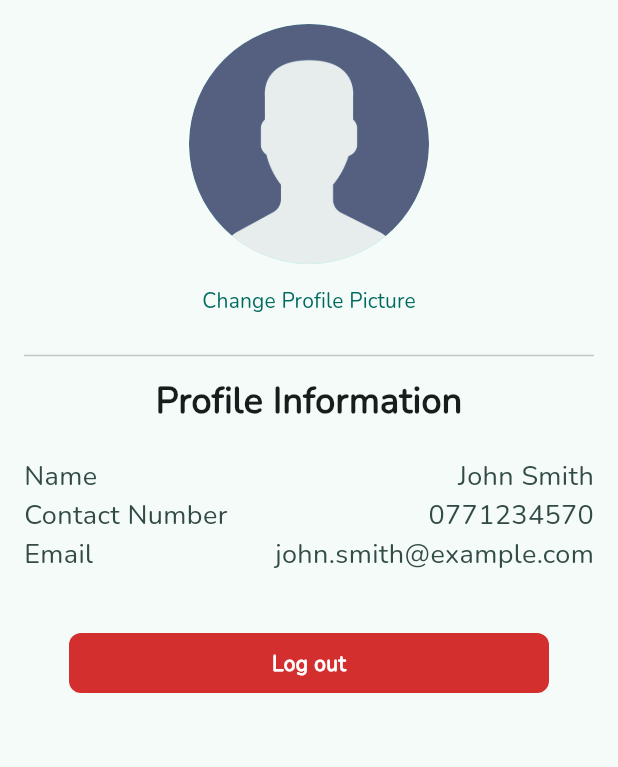
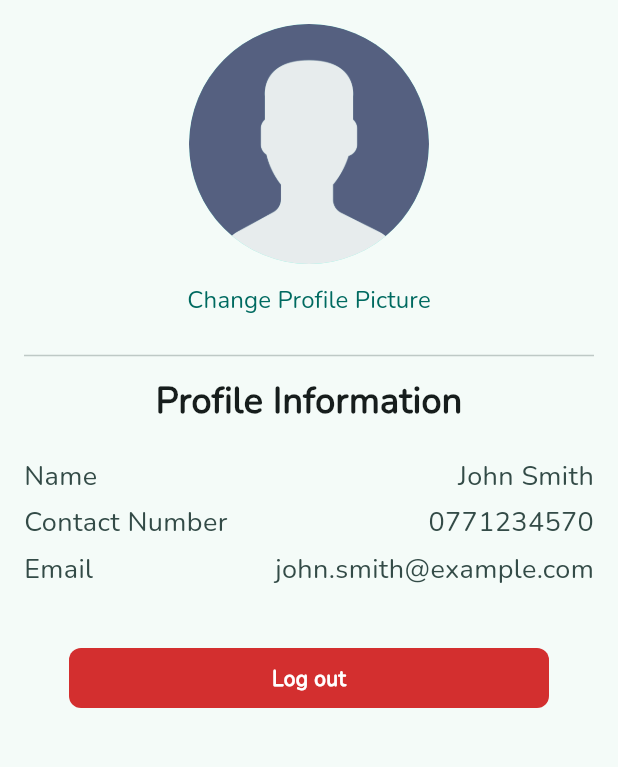
Before and after one commit to Gimhanfdo/ProGear-Mobile-App, a Flutter app: the ProfilePage screen opened directly, on a phone screen of 412 x 824 dp, the part 84-851 px from its top. Run offline on Flutter 3.47's test engine with Material 3 defaults, Android fonts, the phone set to English and light mode, and no system bars; our stand-ins replace cached_network_image.

Commit message:
update layout

```diff
--- a/lib/screens/profile.dart
+++ b/lib/screens/profile.dart
@@ -55,7 +55,7 @@ class _ProfilePageState extends State<ProfilePage> {
                     ),
                     TextButton(
                       onPressed: () {},
-                      child: const Text('Change Profile Picture'),
+                      child: const Text('Change Profile Picture', style: TextStyle(fontSize: 16),),
                     ),
                   ],
                 ),
@@ -74,7 +74,9 @@ class _ProfilePageState extends State<ProfilePage> {
               const SizedBox(height: 20),
 
               profileRow('Name', loggedInUser.name),
+              const SizedBox(height: 5,),
               profileRow('Contact Number', loggedInUser.phoneNumber),
+              const SizedBox(height: 5,),
               profileRow('Email', loggedInUser.email),
 
               const SizedBox(height: 40),
```
